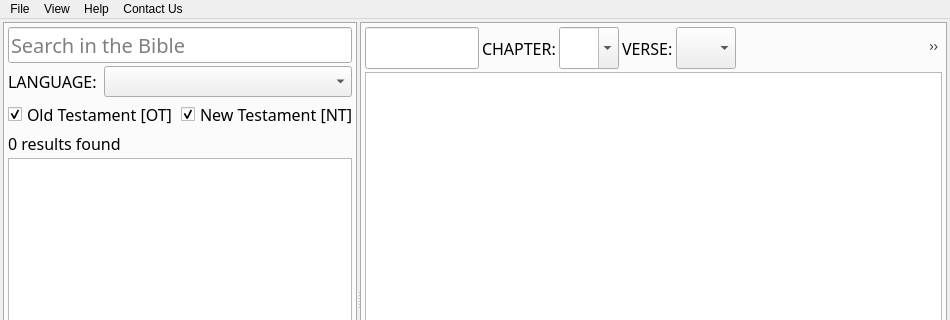
First picture: the form in src/BibleHome.ui, repository Appsmata/mBible-Desktop, before the edit; both pictures show x 0 to 950 and y 0 to 320 of the 950 by 600 pixel window.
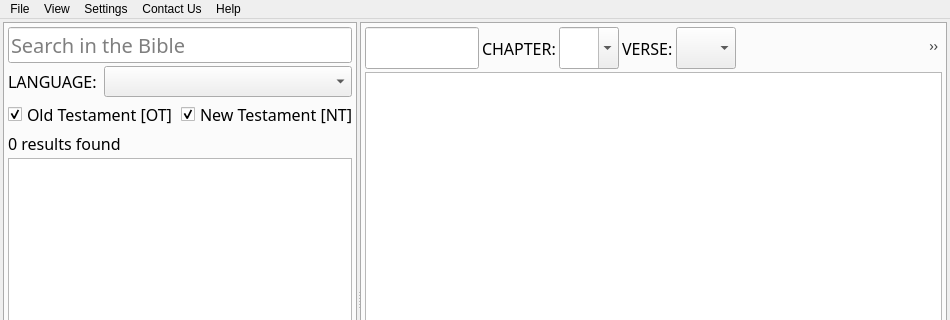
Second picture: the form after the edit. Icons and pictures are not drawn.

Commit message: Home About and Tutorial menu options

Patch:
```diff
--- a/src/BibleHome.ui
+++ b/src/BibleHome.ui
@@ -552,10 +552,18 @@
     <addaction name="actionEmail"/>
     <addaction name="actionWebsite"/>
    </widget>
+   <widget class="QMenu" name="menuPreferences_2">
+    <property name="title">
+     <string>Settings</string>
+    </property>
+    <addaction name="actionManage_Settings"/>
+    <addaction name="actionReset_Settings"/>
+   </widget>
    <addaction name="menuFile"/>
    <addaction name="menuView"/>
-   <addaction name="menuSupport"/>
+   <addaction name="menuPreferences_2"/>
    <addaction name="menuContact_Us"/>
+   <addaction name="menuSupport"/>
   </widget>
   <action name="actionPresent">
    <property name="icon">
```
Left out of the diff: 20 changed lines with no effect on the pictures. The commit also changes 3 other files.
